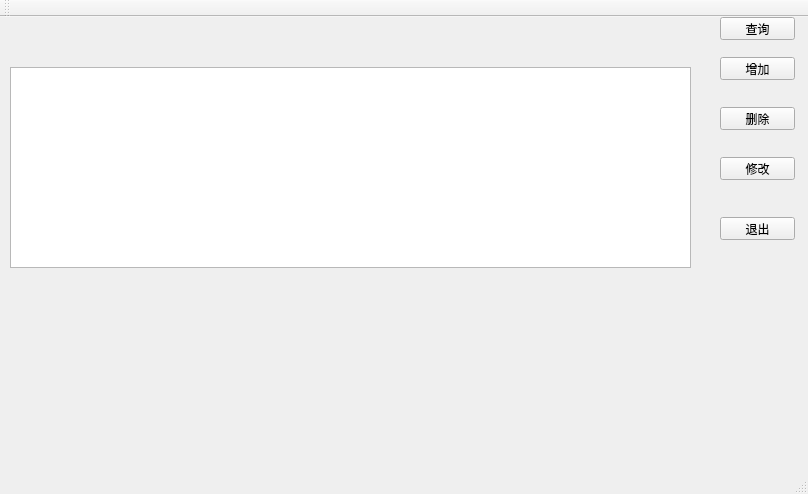
Old version of the form Mysql/mysql/mainwindow.ui in the repository JackZ0/QTPractice.
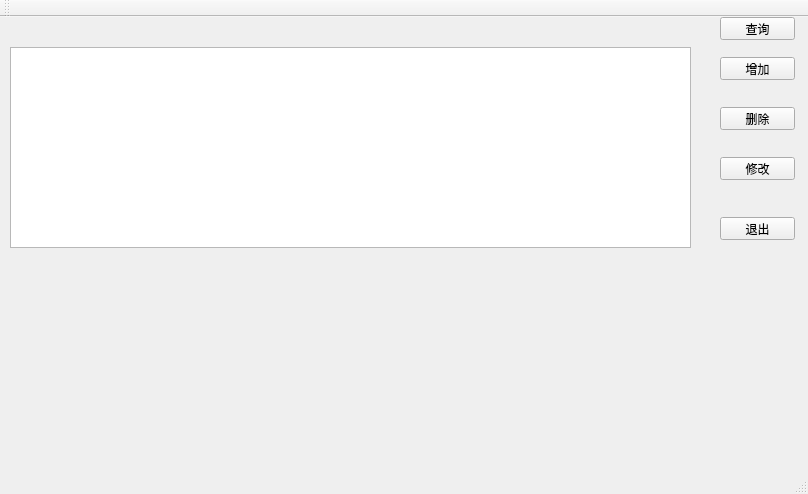
New version of the form.

Commit message: qml登录

Diff of the .ui file:
```diff
--- a/Mysql/mysql/mainwindow.ui
+++ b/Mysql/mysql/mainwindow.ui
@@ -18,7 +18,7 @@
     <property name="geometry">
      <rect>
       <x>10</x>
-      <y>50</y>
+      <y>30</y>
       <width>681</width>
       <height>201</height>
      </rect>
```
The commit also changes 2 other files.
